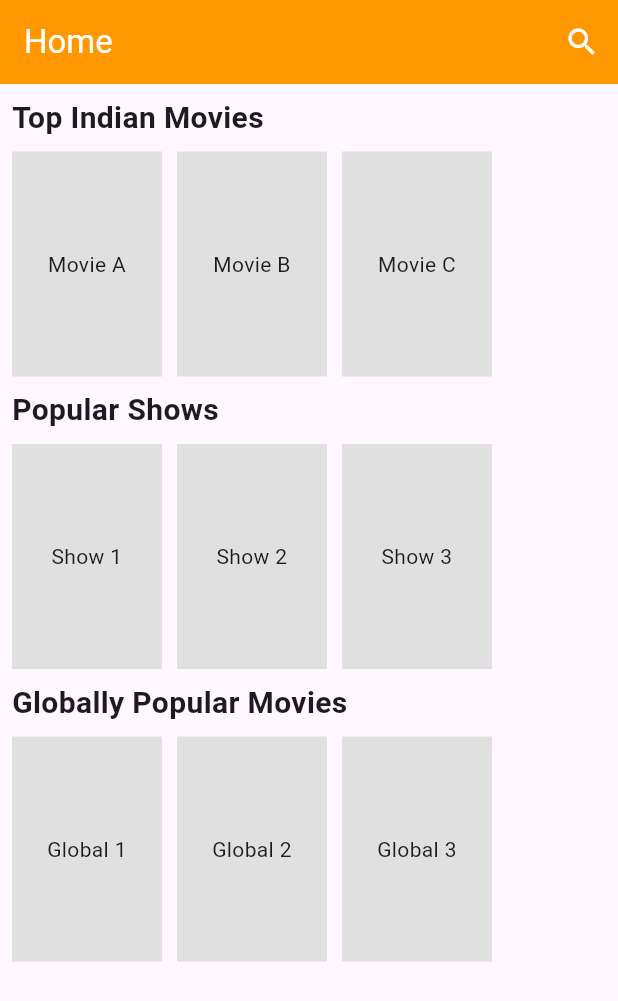
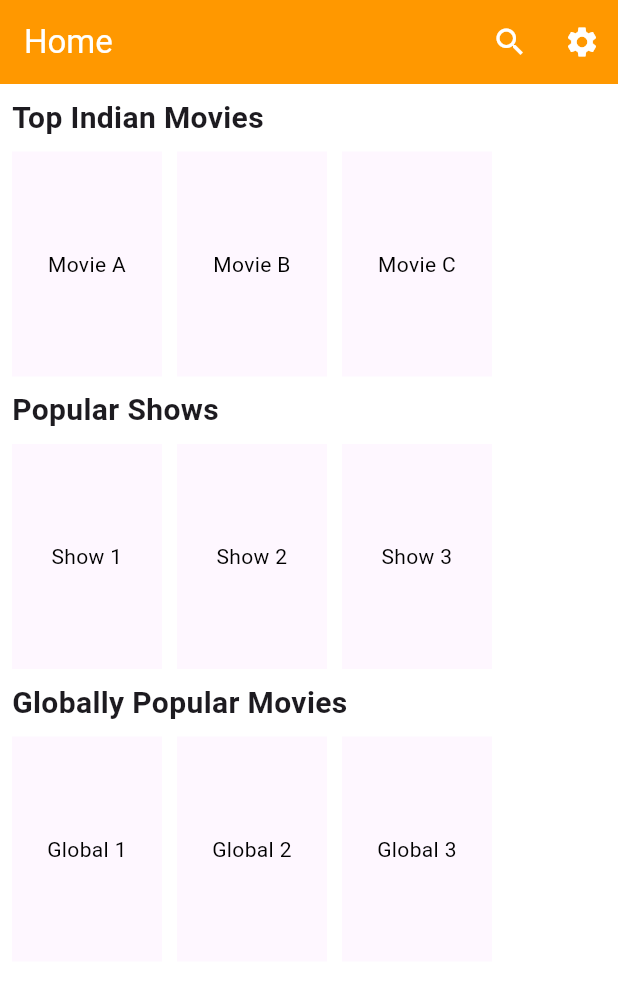
Before and after one commit to ossdaiict/SLoP5.0-Movie-Browsing-App, a Flutter app: the screen it shows after launch, on a phone screen of 412 x 824 dp. Shown: the top 1001 px of the screen. Run offline on Flutter 3.47's test engine with Material 3 defaults, Android fonts, the phone set to English and light mode, and no system bars; our stand-ins replace flutter_dotenv, shared_preferences.

Commit message:
Feat : Added Dark mode Toggle with an option to sync application theme with the device theme

```diff
--- a/lib/main.dart
+++ b/lib/main.dart
@@ -1,33 +1,97 @@
 import 'package:flutter_dotenv/flutter_dotenv.dart';
 import 'package:flutter/material.dart';
 import 'package:movie_browsing_app/screens/home_screen.dart';
+import 'package:movie_browsing_app/theme_management/theme_manager.dart';
 import 'screens/movie_detail_screen.dart';
+import 'theme_management/theme_enum.dart';
+final ThemePreferenceManager themeManager = ThemePreferenceManager();
 
 Future<void> main() async {
   WidgetsFlutterBinding.ensureInitialized();
 
+  // Load environment variables
   await dotenv.load(fileName: ".env");
-  runApp(const MovieBrowsingApp());
+
+  // Read the persisted theme before running the app
+  final initialTheme = await themeManager.getTheme();
+
+  // Pass the initial theme to the stateful widget constructor
+  runApp(MovieBrowsingApp(initialTheme: initialTheme));
 }
 
+class MovieBrowsingApp extends StatefulWidget {
+  final ThemeOption initialTheme;
 
-class MovieBrowsingApp extends StatelessWidget {
-  const MovieBrowsingApp({super.key});
+  const MovieBrowsingApp({required this.initialTheme, super.key});
+
+  @override
+  State<MovieBrowsingApp> createState() => _MovieBrowsingAppState();
+}
+
+class _MovieBrowsingAppState extends State<MovieBrowsingApp> {
+  late ThemeOption _currentThemeOption;
+
+  @override
+  void initState() {
+    super.initState();
+    // Initialize the state with the persisted value
+    _currentThemeOption = widget.initialTheme;
+  }
+
+  // State Update Function
+  void setThemeOption(ThemeOption option) {
+    setState(() {
+      _currentThemeOption = option;
+    });
+    themeManager.saveTheme(option);
+  }
+
+  // Getter for the current theme option
+  ThemeOption get currentTheme => _currentThemeOption;
 
   @override
   Widget build(BuildContext context) {
     return MaterialApp(
+      debugShowCheckedModeBanner: false,
       title: 'Movie Browsing App',
       theme: ThemeData(
         primarySwatch: Colors.orange,
-        appBarTheme: AppBarTheme(
+        brightness: Brightness.light,
+        scaffoldBackgroundColor: Colors.white,
+        textTheme: const TextTheme(
+          bodyMedium: TextStyle(color: Colors.black),
+        ),
+        appBarTheme: const AppBarTheme(
           backgroundColor: Colors.orange,
           foregroundColor: Colors.white,
         ),
       ),
-      home: HomeScreen(),
+
+      // 2. DARK THEME Definition
+      darkTheme: ThemeData(
+        primarySwatch: Colors.blueGrey,
+        brightness: Brightness.dark,
+        scaffoldBackgroundColor: Colors.black,
+        textTheme: const TextTheme(
+          bodyMedium: TextStyle(color: Colors.white),
+        ),
+        // This explicitly overrides the dark theme defaults for the AppBar
+        appBarTheme: const AppBarTheme(
+          backgroundColor: Colors.orange,
+          foregroundColor: Colors.white,
+        ),
+      ),
+
+      themeMode: getThemeMode(_currentThemeOption),
+
+      // Passed the setter and getter down to HomeScreen
+      home: HomeScreen(
+        onThemeChange: setThemeOption,
+        currentTheme: currentTheme,
+      ),
+
       routes: {
-        '/movie-detail': (context) => MovieDetailScreen(),
+        '/movie-detail': (context) => const MovieDetailScreen(),
       },
     );
   }
--- a/lib/screens/home_screen.dart
+++ b/lib/screens/home_screen.dart
@@ -1,9 +1,17 @@
 import 'package:flutter/material.dart';
+import 'package:movie_browsing_app/screens/settings_screen.dart';
+import '../theme_management/theme_enum.dart';
 import '../widgets/movie_card.dart';
 import 'search_screen.dart';
 
 class HomeScreen extends StatelessWidget {
-  const HomeScreen({super.key});
+  final ValueChanged<ThemeOption> onThemeChange;
+  final ThemeOption currentTheme;
+
+  const HomeScreen({
+    required this.onThemeChange,
+    required this.currentTheme,
+    super.key});
 
   @override
   Widget build(BuildContext context) {
@@ -18,7 +26,7 @@ class HomeScreen extends StatelessWidget {
           Padding(
             padding: EdgeInsets.all(8),
             child:
-                Text(title, style: TextStyle(fontSize: 20, fontWeight: FontWeight.bold)),
+            Text(title, style: TextStyle(fontSize: 20, fontWeight: FontWeight.bold , color: Theme.of(context).textTheme.bodyLarge?.color, ),),
           ),
           SizedBox(
             height: 150,
@@ -38,11 +46,27 @@ class HomeScreen extends StatelessWidget {
     return Scaffold(
       appBar: AppBar(
         title: Text('Home'),
+
         actions: [
           IconButton(
             icon: Icon(Icons.search),
             onPressed: () {
               Navigator.push(context, MaterialPageRoute(builder: (context) => SearchScreen()));
+            },
+          ),
+          IconButton(
+            icon: Icon(Icons.settings),
+            onPressed: () {
+              Navigator.push(
+                context,
+                MaterialPageRoute(
+                  builder: (context) => SettingsScreen(
+                    // Passed the required theme control callbacks and state
+                    onThemeChange: onThemeChange,
+                    currentTheme: currentTheme,
+                  ),
+                ),
+              );
             },
           ),
         ],
--- /dev/null
+++ b/lib/theme_management/theme_enum.dart
@@ -0,0 +1,16 @@
+// lib/theme_management/theme_enum.dart
+
+import 'package:flutter/material.dart';
+
+enum ThemeOption { light, dark, system }
+
+ThemeMode getThemeMode(ThemeOption option) {
+  switch (option) {
+    case ThemeOption.light:
+      return ThemeMode.light;
+    case ThemeOption.dark:
+      return ThemeMode.dark;
+    case ThemeOption.system:
+      return ThemeMode.system;
+  }
+}
--- a/lib/widgets/movie_card.dart
+++ b/lib/widgets/movie_card.dart
@@ -9,12 +9,12 @@ class MovieCard extends StatelessWidget {
   Widget build(BuildContext context) {
     return Container(
       width: 100,
-      color: Colors.grey[300],
+      color: Theme.of(context).colorScheme.surface,
       child: Center(
           child: Text(
-        title,
-        textAlign: TextAlign.center,
-      )),
+            title,
+            textAlign: TextAlign.center,
+          )),
     );
   }
 }
--- a/pubspec.yaml
+++ b/pubspec.yaml
@@ -32,6 +32,7 @@ dependencies:
     sdk: flutter
   http: ^0.13.5
   flutter_dotenv: ^5.0.2
+  shared_preferences: ^2.2.2
 
   # The following adds the Cupertino Icons font to your application.
   # Use with the CupertinoIcons class for iOS style icons.
```
Also changed, not shown: lib/screens/settings_screen.dart (added, +133 -0 lines), lib/theme_management/theme_manager.dart (added, +29 -0 lines), pubspec.lock, 2 other files.
